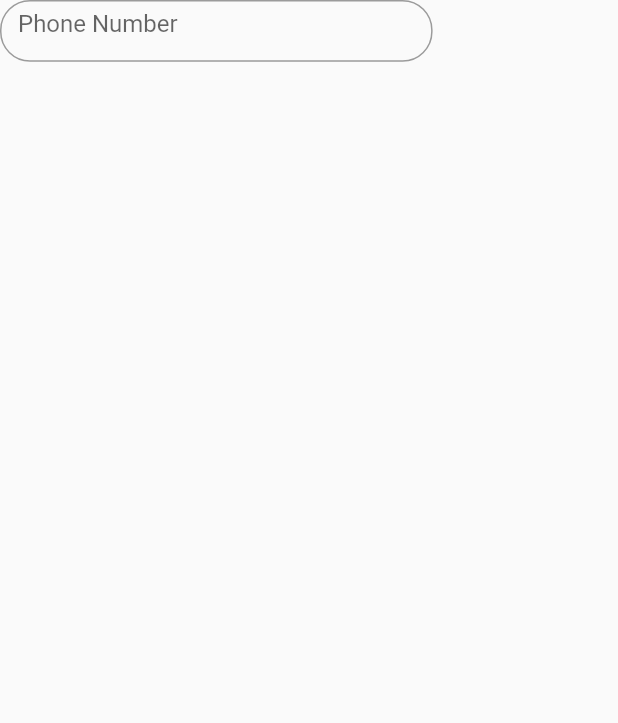
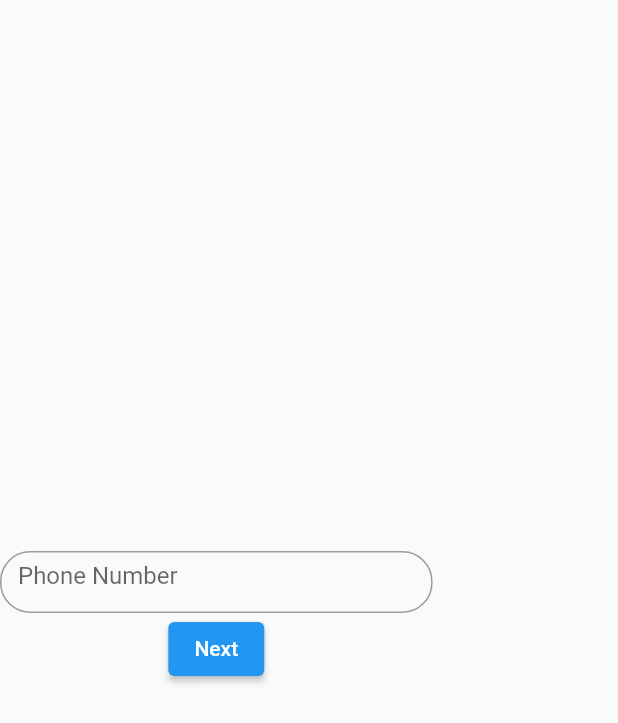
Before and after one commit to AvazbekVaAzizbek/messages, a Flutter app: the screen it shows after launch, on a phone screen of 412 x 824 dp. Shown: the top 723 px of the screen. Run offline on Flutter 3.47's test engine with Material 2 defaults, Android fonts, the phone set to English and light mode, and no system bars; our stand-ins replace firebase_auth, firebase_core; missing offline and left inert: firebase_auth_web, firebase_core_web; accounts and stored records are empty.

Commit message:
tezroq_tugat

```diff
--- a/lib/main.dart
+++ b/lib/main.dart
@@ -1,8 +1,11 @@
+import 'package:firebase_core/firebase_core.dart';
 import 'package:flutter/material.dart';
 
 import 'screens/home_page.dart';
 
-void main() {
+void main() async{
+  WidgetsFlutterBinding.ensureInitialized();
+  await Firebase.initializeApp();
   runApp(const MyApp());
 }
 
--- a/lib/screens/home_page.dart
+++ b/lib/screens/home_page.dart
@@ -1,4 +1,5 @@
 import 'package:flutter/material.dart';
+import 'package:git/core/phone_namber.dart';
 
 class MyHomePage extends StatelessWidget {
   const MyHomePage({Key? key}) : super(key: key);
@@ -7,20 +8,29 @@ class MyHomePage extends StatelessWidget {
   Widget build(BuildContext context) {
     return Scaffold(
       body: Column(
+        crossAxisAlignment: CrossAxisAlignment.center,
+        mainAxisAlignment: MainAxisAlignment.center,
         children: [
           SizedBox(
             height: MediaQuery.of(context).size.height * 0.05,
             width: MediaQuery.of(context).size.width * 0.7,
             child: TextFormField(
-            decoration: InputDecoration(
+              controller: SendCode.phoneController,
+              decoration: const InputDecoration(
                   hintText: "Phone Number",
                   border: OutlineInputBorder(
                     borderRadius: BorderRadius.all(Radius.circular(20)),
-              )
+                  )),
             ),
           ),
+          ElevatedButton(
+            child: Text("Next"),
+            onPressed: () {
+              SendCode.sendSms(context);
+            },
           ),
         ],
-    ));
+      ),
+    );
   }
 }
--- a/pubspec.yaml
+++ b/pubspec.yaml
@@ -34,6 +34,9 @@ dependencies:
   # The following adds the Cupertino Icons font to your application.
   # Use with the CupertinoIcons class for iOS style icons.
   cupertino_icons: ^1.0.2
+  firebase_core: ^1.12.0
+  firebase_auth: ^3.3.7
+  sms_otp_auto_verify: ^2.1.0
 
 dev_dependencies:
   flutter_test:
```
Also changed, not shown: lib/core/phone_namber.dart (+46 -2 lines), lib/generated_plugin_registrant.dart (added, +18 -0 lines), lib/screens/home.dart (added, +14 -0 lines), pubspec.lock, 7 other files. Lines whose indentation alone changed are shown as unchanged.
